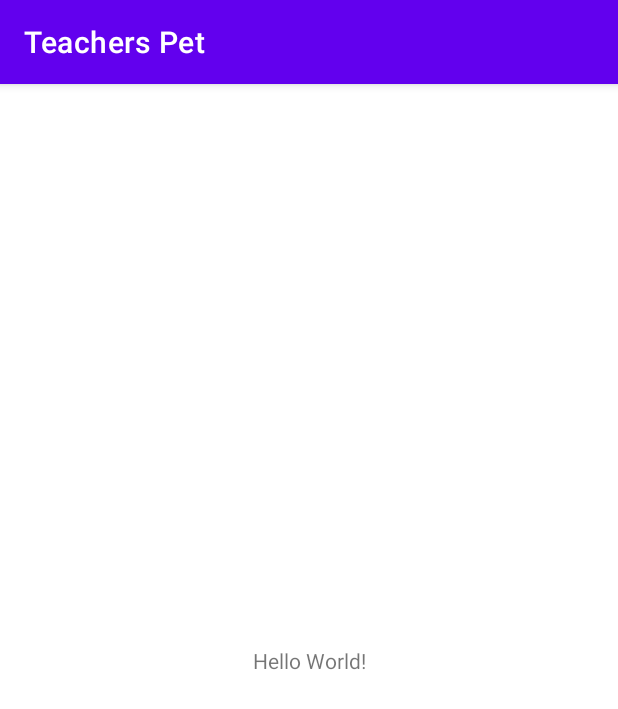
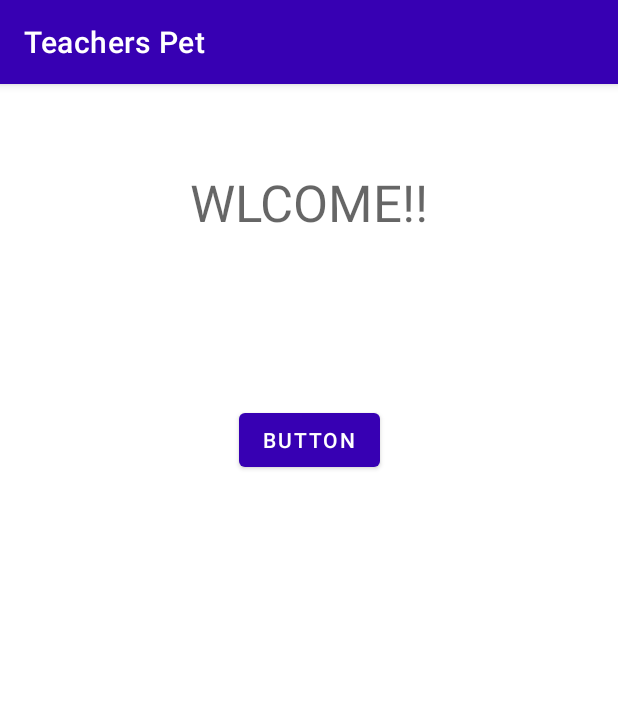
Before and after one commit to AmartyaDey24/Teachers_pet, an Android app: the screen it shows after launch (MainActivity), on a phone screen of 412 x 824 dp. Shown: the top 709 px of the screen. Run offline under Robolectric (Android 15) with nearby library versions, the light colour scheme and no system bars.

Commit message:
Teachers Pet

```diff
--- a/app/src/main/AndroidManifest.xml
+++ b/app/src/main/AndroidManifest.xml
@@ -9,6 +9,7 @@
         android:roundIcon="@mipmap/ic_launcher_round"
         android:supportsRtl="true"
         android:theme="@style/Theme.TeachersPet">
+        <activity android:name=".student_login"></activity>
         <activity android:name=".MainActivity">
             <intent-filter>
                 <action android:name="android.intent.action.MAIN" />
--- a/app/src/main/java/com/example/teacherspet/MainActivity.java
+++ b/app/src/main/java/com/example/teacherspet/MainActivity.java
@@ -2,7 +2,10 @@ package com.example.teacherspet;
 
 import androidx.appcompat.app.AppCompatActivity;
 
+import android.content.Intent;
 import android.os.Bundle;
+import android.view.View;
+import android.widget.Button;
 
 public class MainActivity extends AppCompatActivity {
 
@@ -10,5 +13,18 @@ public class MainActivity extends AppCompatActivity {
     protected void onCreate(Bundle savedInstanceState) {
         super.onCreate(savedInstanceState);
         setContentView(R.layout.activity_main);
+         Button button1;
+         button1 = (Button)findViewById(R.id.button1);
+         button1.setOnClickListener(new View.OnClickListener() {
+             @Override
+             public void onClick(View v) {
+                 student_login();
+             }
+         });
+    }
+    public void  student_login()
+    {
+        Intent intent = new Intent(this, student_login.class);
+        startActivity(intent);
     }
 }
--- a/app/src/main/res/layout/activity_main.xml
+++ b/app/src/main/res/layout/activity_main.xml
@@ -7,12 +7,32 @@
     tools:context=".MainActivity">
 
     <TextView
+        android:id="@+id/textView"
         android:layout_width="wrap_content"
         android:layout_height="wrap_content"
-        android:text="Hello World!"
-        app:layout_constraintBottom_toBottomOf="parent"
-        app:layout_constraintLeft_toLeftOf="parent"
-        app:layout_constraintRight_toRightOf="parent"
+        android:layout_marginStart="16dp"
+        android:layout_marginLeft="16dp"
+        android:layout_marginTop="56dp"
+        android:layout_marginEnd="16dp"
+        android:layout_marginRight="16dp"
+        android:text="WLCOME!!"
+        android:textAppearance="@style/TextAppearance.AppCompat.Display1"
+        app:layout_constraintEnd_toEndOf="parent"
+        app:layout_constraintStart_toStartOf="parent"
         app:layout_constraintTop_toTopOf="parent" />
 
+    <Button
+        android:id="@+id/button1"
+        android:layout_width="wrap_content"
+        android:layout_height="wrap_content"
+        android:layout_marginStart="16dp"
+        android:layout_marginLeft="16dp"
+        android:layout_marginTop="112dp"
+        android:layout_marginEnd="16dp"
+        android:layout_marginRight="16dp"
+        android:text="Button"
+        app:layout_constraintEnd_toEndOf="parent"
+        app:layout_constraintStart_toStartOf="parent"
+        app:layout_constraintTop_toBottomOf="@+id/textView" />
+
 </androidx.constraintlayout.widget.ConstraintLayout>
--- a/app/src/main/res/values/themes.xml
+++ b/app/src/main/res/values/themes.xml
@@ -2,7 +2,7 @@
     <!-- Base application theme. -->
     <style name="Theme.TeachersPet" parent="Theme.MaterialComponents.DayNight.DarkActionBar">
         <!-- Primary brand color. -->
-        <item name="colorPrimary">@color/purple_500</item>
+        <item name="colorPrimary">@color/purple_700</item>
         <item name="colorPrimaryVariant">@color/purple_700</item>
         <item name="colorOnPrimary">@color/white</item>
         <!-- Secondary brand color. -->
```
Also changed, not shown: app/src/main/java/com/example/teacherspet/student_login.java (added, +15 -0 lines), app/src/main/res/layout/activity_student_login.xml (added, +94 -0 lines).
